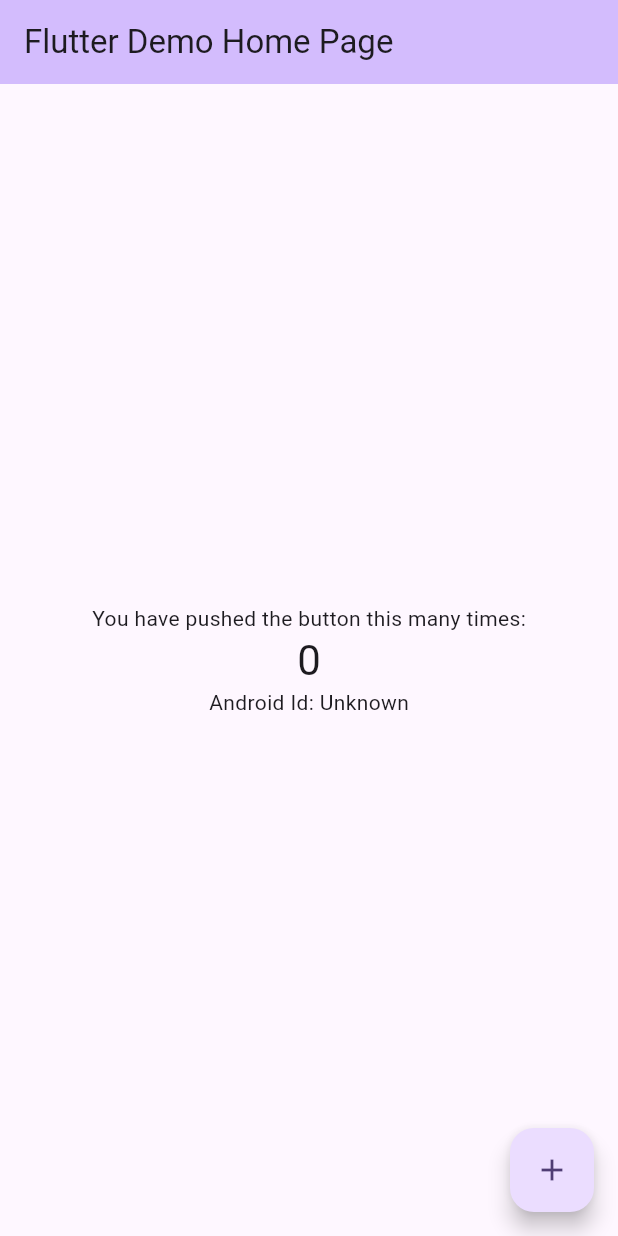
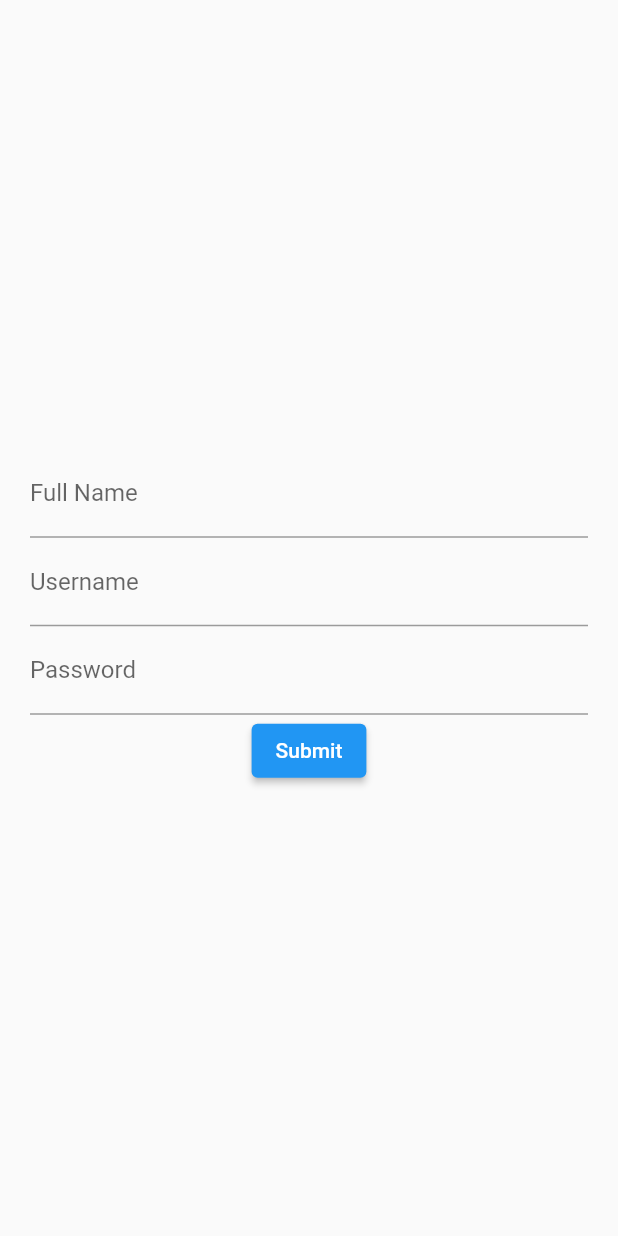
Before and after one commit to JunederZ/LabHCI1, a Flutter app: the screen it shows after launch, on a phone screen of 412 x 824 dp. Run offline on Flutter 3.47's test engine with Material 2 defaults, Android fonts, the light colour scheme and no system bars; missing offline and left inert: android_id.

Commit message:
register page

```diff
--- /dev/null
+++ b/lib/controllers/register_controller.dart
@@ -0,0 +1,9 @@
+import 'package:flutter/material.dart';
+
+class RegisterController {
+  TextEditingController deviceIdController = TextEditingController();
+  TextEditingController fullnameController = TextEditingController();
+  TextEditingController usernameController = TextEditingController();
+  TextEditingController passwordController = TextEditingController();
+
+}
--- a/lib/main.dart
+++ b/lib/main.dart
@@ -1,6 +1,5 @@
-import 'package:android_id/android_id.dart';
 import 'package:flutter/material.dart';
-import 'package:flutter/services.dart';
+import 'package:labhci1/pages/register.dart';
 
 void main() {
   runApp(const MyApp());
@@ -11,88 +10,8 @@ class MyApp extends StatelessWidget {
 
   @override
   Widget build(BuildContext context) {
-    return MaterialApp(
-      title: 'Flutter Demo',
-      theme: ThemeData(
-        colorScheme: ColorScheme.fromSeed(seedColor: Colors.deepPurple),
-        useMaterial3: true,
-      ),
-      home: const MyHomePage(title: 'Flutter Demo Home Page'),
+    return const MaterialApp(
+      home: RegisterPage(),
     );
   }
 }
-
-class MyHomePage extends StatefulWidget {
-  const MyHomePage({super.key, required this.title});
-
-  final String title;
-
-  @override
-  State<MyHomePage> createState() => _MyHomePageState();
-}
-
-class _MyHomePageState extends State<MyHomePage> {
-  static const _androidIdPlugin = AndroidId();
-  var _androidId = 'Unknown';
-  int _counter = 0;
-
-  @override
-  void initState() {
-    super.initState();
-    _initAndroidId();
-  }
-
-  void _incrementCounter() {
-    setState(() {
-      _counter++;
-    });
-  }
-
-  Future<void> _initAndroidId() async {
-    String androidId;
-    // Platform messages may fail, so we use a try/catch PlatformException.
-    // We also handle the message potentially returning null.
-    try {
-      androidId = await _androidIdPlugin.getId() ?? 'Unknown ID';
-    } on PlatformException {
-      androidId = 'Failed to get Android ID.';
-    }
-
-    // If the widget was removed from the tree while the asynchronous platform
-    // message was in flight, we want to discard the reply rather than calling
-    // setState to update our non-existent appearance.
-    if (!mounted) return;
-
-    setState(() => _androidId = androidId);
-  }
-
-  @override
-  Widget build(BuildContext context) {
-    return Scaffold(
-      appBar: AppBar(
-        backgroundColor: Theme.of(context).colorScheme.inversePrimary,
-        title: Text(widget.title),
-      ),
-      body: Center(
-        child: Column(
-          mainAxisAlignment: MainAxisAlignment.center,
-          children: <Widget>[
-            const Text(
-              'You have pushed the button this many times:',
-            ),
-            Text(
-              '$_counter',
-              style: Theme.of(context).textTheme.headlineMedium,
-            ),
-            Text('Android Id: $_androidId'),
-          ],
-        ),
-      ),
-      floatingActionButton: FloatingActionButton(
-        onPressed: _incrementCounter,
-        tooltip: 'Increment',
-        child: const Icon(Icons.add),
-      ),
-    );
-  }
-}
--- /dev/null
+++ b/lib/pages/register.dart
@@ -0,0 +1,25 @@
+import 'package:flutter/material.dart';
+import 'package:labhci1/widgets/custom_form.dart';
+
+class RegisterPage extends StatefulWidget {
+  const RegisterPage({super.key});
+
+  @override
+  State<RegisterPage> createState() => _RegisterPageState();
+}
+
+class _RegisterPageState extends State<RegisterPage> {
+  @override
+  Widget build(BuildContext context) {
+    return const Scaffold(
+      body: Column(
+        mainAxisAlignment: MainAxisAlignment.center,
+        children: [
+          Center(
+            child: CustomForm(),
+          ),
+        ],
+      ),
+    );
+  }
+}
--- /dev/null
+++ b/lib/widgets/custom_form.dart
@@ -0,0 +1,106 @@
+import 'package:android_id/android_id.dart';
+import 'package:flutter/material.dart';
+import 'package:flutter/services.dart';
+import 'package:labhci1/controllers/register_controller.dart';
+
+class CustomForm extends StatefulWidget {
+  const CustomForm({super.key});
+
+  @override
+  State<CustomForm> createState() => _CustomFormState();
+}
+
+class _CustomFormState extends State<CustomForm> {
+
+  static const _androidIdPlugin = AndroidId();
+  var _androidId = 'Unknown';
+
+  final RegisterController controller = RegisterController();
+
+  final _formKey = GlobalKey<FormState>();
+
+  @override
+  void initState() {
+    super.initState();
+    _initAndroidId();
+  }
+
+  Future<void> _initAndroidId() async {
+    String androidId;
+
+    try {
+      androidId = await _androidIdPlugin.getId() ?? 'Unknown ID';
+    } on PlatformException {
+      androidId = 'Failed to get Android ID.';
+    }
+
+    if (!mounted) return;
+
+    setState(() => _androidId = androidId);
+  }
+
+  @override
+  Widget build(BuildContext context) {
+    controller.deviceIdController.text = _androidId;
+    return Form(
+      key: _formKey,
+        child: Padding(
+          padding: const EdgeInsets.symmetric(horizontal: 20),
+          child: Column(
+            mainAxisAlignment: MainAxisAlignment.center,
+            children: [
+              Visibility (
+                visible: false,
+                child: TextFormField(
+                  controller: controller.deviceIdController,
+                ),
+              ),
+              TextFormField(
+                decoration: const InputDecoration(
+                  label: Text('Full Name'),
+                ),
+                validator: (value) {
+                  if (value == null || value.isEmpty) {
+                    return 'Please enter your full name';
+                  }
+                  return null;
+                },
+                controller: controller.fullnameController,
+              ),
+              TextFormField(
+                decoration: const InputDecoration(
+                  label: Text('Username'),
+                ),
+                validator: (value) {
+                  if (value == null || value.isEmpty) {
+                    return 'Please enter your username';
+                  }
+                  return null;
+                },
+                controller: controller.usernameController,
+              ),
+              TextFormField(
+                obscureText: true,
+                decoration: const InputDecoration(
+                  label: Text('Password'),
+                ),
+                validator: (value) {
+                  if (value == null || value.isEmpty) {
+                    return 'Please enter your password';
+                  }
+                  return null;
+                },
+                controller: controller.passwordController,
+              ),
+              ElevatedButton(
+                  onPressed: () {
+                    if (_formKey.currentState!.validate()) {
+                      print(controller.deviceIdController.text);
+                    }
+                  },
+                  child: const Text('Submit'))
+            ],
+          ),
+        ));
+  }
+}
--- a/pubspec.yaml
+++ b/pubspec.yaml
@@ -37,6 +37,7 @@ dependencies:
   cupertino_icons: ^1.0.2
   android_id: ^0.3.6
   device_info_plus: ^9.1.0
+  dio: ^5.3.3
 
 dev_dependencies:
   flutter_test:
```
Also changed, not shown: pubspec.lock.
